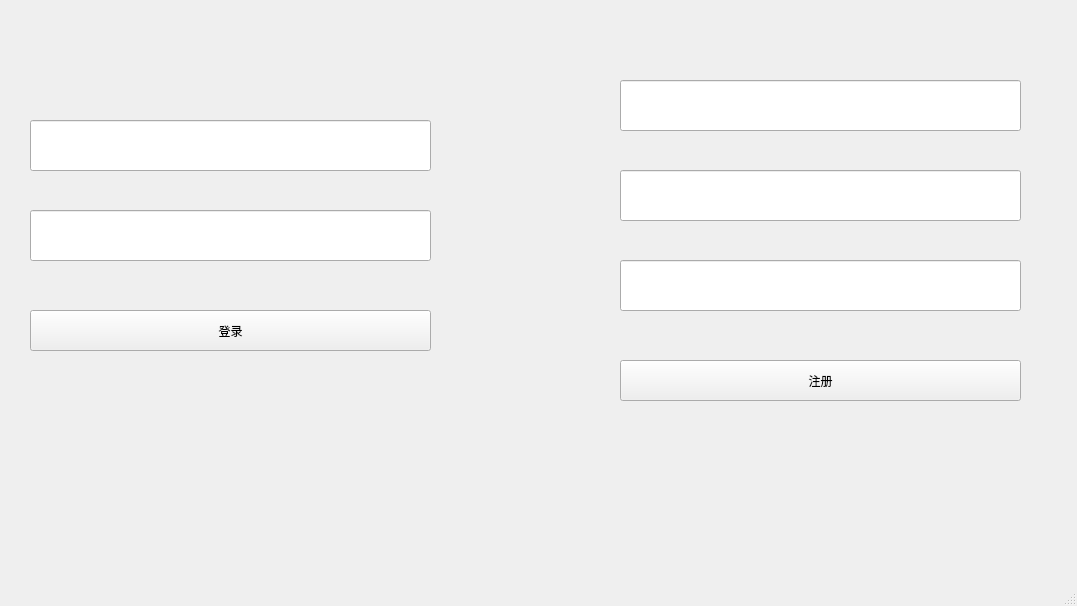
Qt form mainwindow.ui (520MianXiangDuiXiang520/Chat) before a commit.
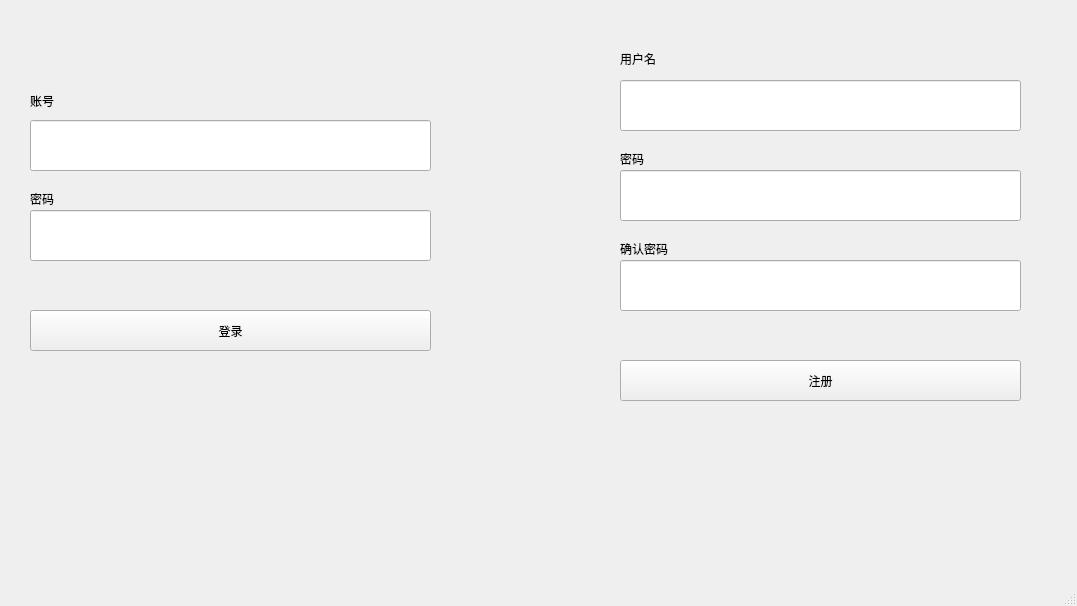
The same form after that commit.

Diff of the .ui file:
```diff
--- a/mainwindow.ui
+++ b/mainwindow.ui
@@ -90,6 +90,71 @@
      <string>注册</string>
     </property>
    </widget>
+   <widget class="QLabel" name="label">
+    <property name="geometry">
+     <rect>
+      <x>30</x>
+      <y>90</y>
+      <width>81</width>
+      <height>21</height>
+     </rect>
+    </property>
+    <property name="text">
+     <string>账号</string>
+    </property>
+   </widget>
+   <widget class="QLabel" name="label_2">
+    <property name="geometry">
+     <rect>
+      <x>30</x>
+      <y>190</y>
+      <width>67</width>
+      <height>17</height>
+     </rect>
+    </property>
+    <property name="text">
+     <string>密码</string>
+    </property>
+   </widget>
+   <widget class="QLabel" name="label_3">
+    <property name="geometry">
+     <rect>
+      <x>620</x>
+      <y>50</y>
+      <width>67</width>
+      <height>17</height>
+     </rect>
+    </property>
+    <property name="text">
+     <string>用户名</string>
+    </property>
+   </widget>
+   <widget class="QLabel" name="label_4">
+    <property name="geometry">
+     <rect>
+      <x>620</x>
+      <y>150</y>
+      <width>67</width>
+      <height>17</height>
+     </rect>
+    </property>
+    <property name="text">
+     <string>密码</string>
+    </property>
+   </widget>
+   <widget class="QLabel" name="label_5">
+    <property name="geometry">
+     <rect>
+      <x>620</x>
+      <y>240</y>
+      <width>67</width>
+      <height>17</height>
+     </rect>
+    </property>
+    <property name="text">
+     <string>确认密码</string>
+    </property>
+   </widget>
   </widget>
   <widget class="QMenuBar" name="menubar">
    <property name="geometry">
```
Left out of the diff: 2 changed lines with no effect on the pictures.
